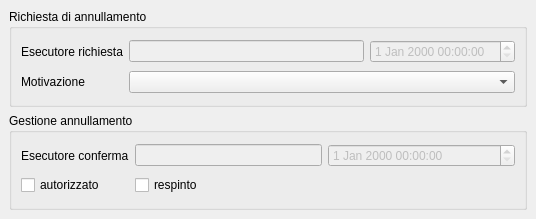
Before: the Qt Designer form src/com/axiastudio/suite/protocollo/forms/annullamentoprotocollo.ui in tizianolattisi/suitegda, drawn with Qt 5.
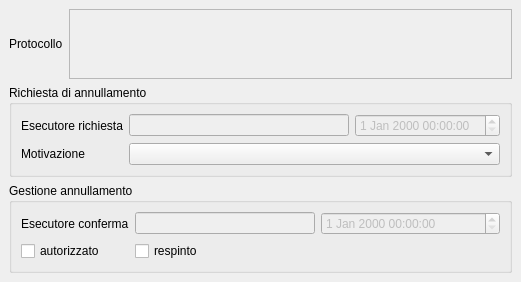
After: the same form once the commit is applied. Custom widgets are drawn as their Qt base class.

Commit message: Ancora sull'annullamento protocollo

```diff
--- a/src/com/axiastudio/suite/protocollo/forms/annullamentoprotocollo.ui
+++ b/src/com/axiastudio/suite/protocollo/forms/annullamentoprotocollo.ui
@@ -6,8 +6,8 @@
    <rect>
     <x>0</x>
     <y>0</y>
-    <width>536</width>
-    <height>219</height>
+    <width>521</width>
+    <height>274</height>
    </rect>
   </property>
   <property name="windowTitle">
@@ -21,6 +21,27 @@
   </property>
   <widget class="QWidget" name="centralwidget">
    <layout class="QVBoxLayout" name="verticalLayout">
+    <item>
+     <layout class="QHBoxLayout" name="horizontalLayout">
+      <item>
+       <widget class="QLabel" name="label_4">
+        <property name="text">
+         <string>Protocollo</string>
+        </property>
+       </widget>
+      </item>
+      <item>
+       <widget class="QPlainTextEdit" name="plainTextEdit">
+        <property name="enabled">
+         <bool>false</bool>
+        </property>
+        <property name="column" stdset="0">
+         <string>dettaglioProtocollo</string>
+        </property>
+       </widget>
+      </item>
+     </layout>
+    </item>
     <item>
      <widget class="QGroupBox" name="groupBox">
       <property name="title">
```
The commit also changes 4 other files.
